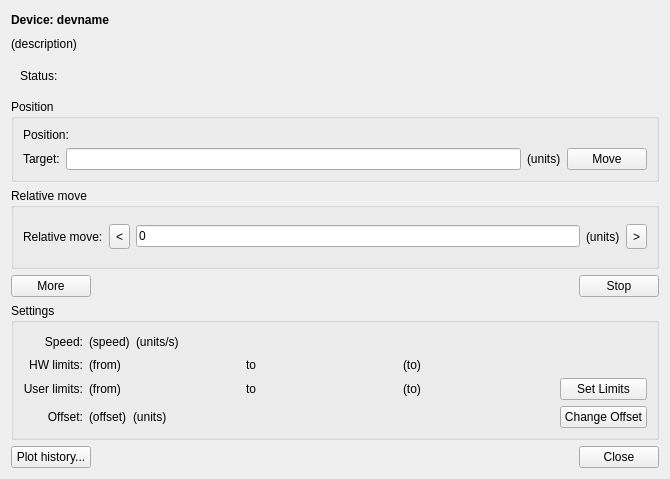
Above: nicos_ess/gui/panels/ui_files/motor.ui from ess-dmsc/nicos before the change. Below: the same form after it.
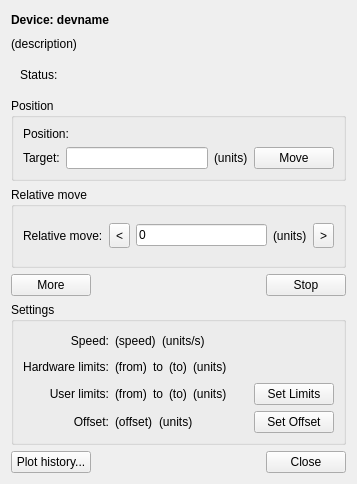
That is the form after the change. Icons and pictures are not drawn. Custom widgets are drawn as their Qt base class.

Commit message: add units to limits and tidied layout

```diff
--- a/nicos_ess/gui/panels/ui_files/motor.ui
+++ b/nicos_ess/gui/panels/ui_files/motor.ui
@@ -6,8 +6,8 @@
    <rect>
     <x>0</x>
     <y>0</y>
-    <width>670</width>
-    <height>479</height>
+    <width>357</width>
+    <height>484</height>
    </rect>
   </property>
   <property name="windowTitle">
@@ -286,7 +286,7 @@
            </sizepolicy>
           </property>
           <property name="text">
-           <string>HW limits:</string>
+           <string>Hardware limits:</string>
           </property>
           <property name="alignment">
            <set>Qt::AlignRight|Qt::AlignTrailing|Qt::AlignVCenter</set>
@@ -296,7 +296,7 @@
         <item row="3" column="3">
          <widget class="QPushButton" name="btn_set_offset">
           <property name="text">
-           <string>Change Offset</string>
+           <string>Set Offset</string>
           </property>
          </widget>
         </item>
@@ -330,6 +330,26 @@
             </property>
            </widget>
           </item>
+          <item>
+           <widget class="QLabel" name="txt_hw_limits_units">
+            <property name="text">
+             <string>(units)</string>
+            </property>
+           </widget>
+          </item>
+          <item>
+           <spacer name="horizontalSpacer_5">
+            <property name="orientation">
+             <enum>Qt::Orientation::Horizontal</enum>
+            </property>
+            <property name="sizeHint" stdset="0">
+             <size>
+              <width>40</width>
+              <height>20</height>
+             </size>
+            </property>
+           </spacer>
+          </item>
          </layout>
         </item>
         <item row="3" column="1">
@@ -381,6 +401,26 @@
             </property>
            </widget>
           </item>
+          <item>
+           <widget class="QLabel" name="txt_user_limits_units">
+            <property name="text">
+             <string>(units)</string>
+            </property>
+           </widget>
+          </item>
+          <item>
+           <spacer name="horizontalSpacer_6">
+            <property name="orientation">
+             <enum>Qt::Orientation::Horizontal</enum>
+            </property>
+            <property name="sizeHint" stdset="0">
+             <size>
+              <width>40</width>
+              <height>20</height>
+             </size>
+            </property>
+           </spacer>
+          </item>
          </layout>
         </item>
         <item row="0" column="1">
```
The commit also changes 1 other file.
